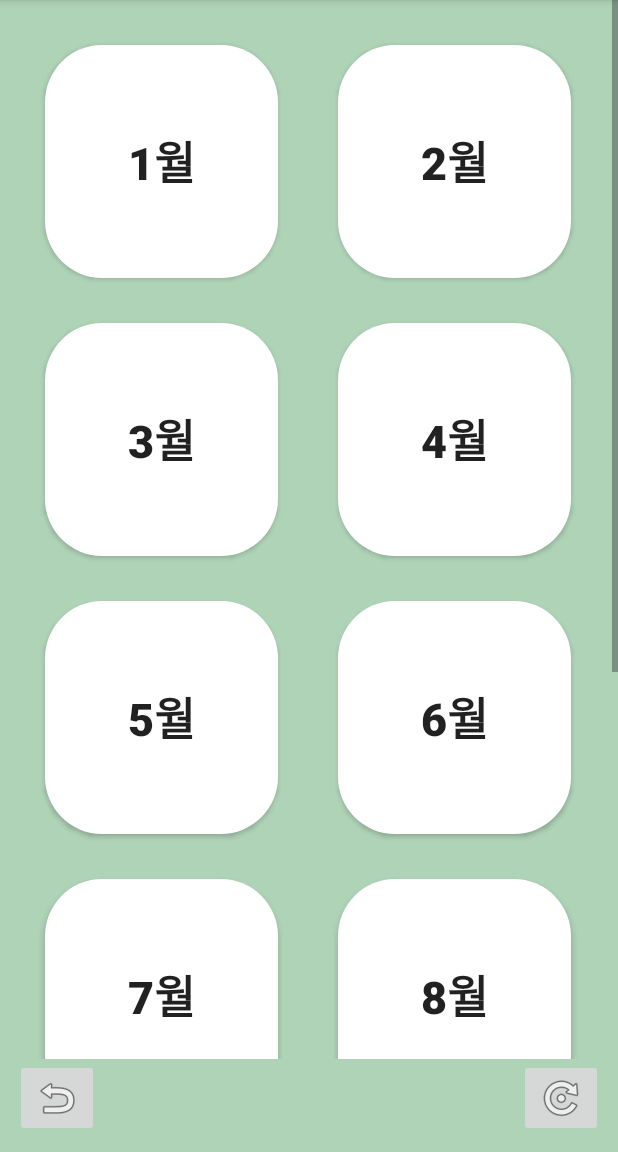
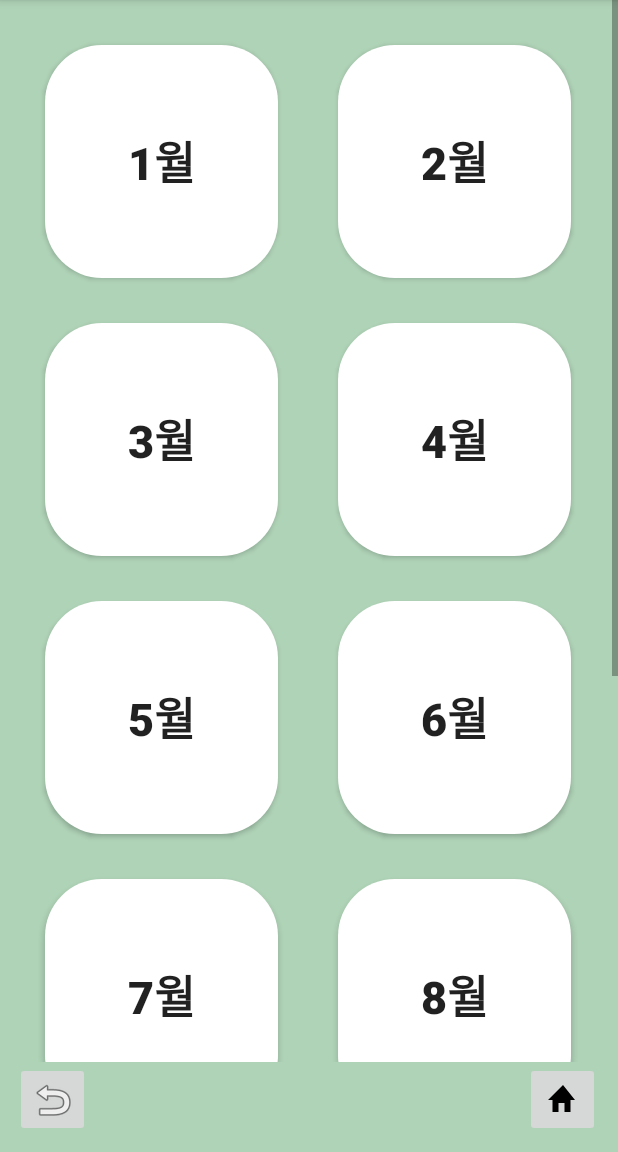
Before and after one commit to LeeDayoung1/Farm_doctor, an Android app built with Jetpack Compose: the MonthActivity screen opened directly, with no data from a screen before it, on a phone screen of 412 x 824 dp, the part 84-1236 px from its top. Run offline under Robolectric (Android 15) with nearby library versions, the phone set to English and light mode, and no system bars.

Commit message:
홈 아이콘 수정

```diff
--- /dev/null
+++ b/app/src/main/res/drawable/home_icon.xml
@@ -0,0 +1,11 @@
+<vector xmlns:android="http://schemas.android.com/apk/res/android"
+    android:width="24dp"
+    android:height="24dp"
+    android:viewportWidth="24.0"
+    android:viewportHeight="24.0">
+
+    <path
+        android:fillColor="#000000"
+        android:pathData="M12,2L2,12h3v8h4v-6h4v6h4v-8h3L12,2z"/>
+
+</vector>
--- a/app/src/main/res/layout/month.xml
+++ b/app/src/main/res/layout/month.xml
@@ -121,7 +121,7 @@
 
             <Button
                 android:id="@+id/button10"
-                android:layout_width="155dp"
+                android:layout_width="158dp"
                 android:layout_height="155dp"
                 android:layout_marginLeft="40dp"
                 android:layout_marginTop="30dp"
@@ -156,8 +156,8 @@
     </ScrollView>
     <ImageButton
         android:id="@+id/backbutton"
-        android:layout_width="wrap_content"
-        android:layout_height="wrap_content"
+        android:layout_width="50dp"
+        android:layout_height="50dp"
         android:layout_alignParentStart="true"
         android:layout_alignParentBottom="true"
         android:layout_marginStart="10dp"
@@ -167,13 +167,13 @@
 
     <ImageButton
         android:id="@+id/homebutton"
-        android:layout_width="wrap_content"
-        android:layout_height="wrap_content"
+        android:layout_width="50dp"
+        android:layout_height="50dp"
+        android:layout_alignTop="@+id/backbutton"
+        android:layout_marginStart="290dp"
+        android:layout_marginBottom="10dp"
         android:layout_toEndOf="@+id/backbutton"
-        android:layout_alignTop="@+id/backbutton"
-        android:layout_marginStart="280dp"
-        android:layout_marginBottom="10dp"
-        android:src="@android:drawable/ic_menu_rotate"
-        android:contentDescription="Go back home" />
+        android:contentDescription="Go back home"
+        android:src="@drawable/home_icon" />
 
 </RelativeLayout>
--- a/build.gradle
+++ b/build.gradle
@@ -4,14 +4,14 @@ buildscript {
         jcenter()
     }
     dependencies {
-        classpath 'com.android.tools.build:gradle:4.2.0' // 여기에서 Android Gradle 플러그인 버전을 지정합니다.
+        classpath 'com.android.tools.build:gradle:8.1.3' // 여기에서 Android Gradle 플러그인 버전을 지정합니다.
         // 다른 종속성을 추가할 수 있습니다.
     }
 }
 
 plugins {
-    id 'com.android.application' version '8.0.2' apply false
-    id 'com.android.library' version '8.0.2' apply false
+    id 'com.android.application' version '8.1.3' apply false
+    id 'com.android.library' version '8.1.3' apply false
     id 'org.jetbrains.kotlin.android' version '1.7.20' apply false
 }
 
```
